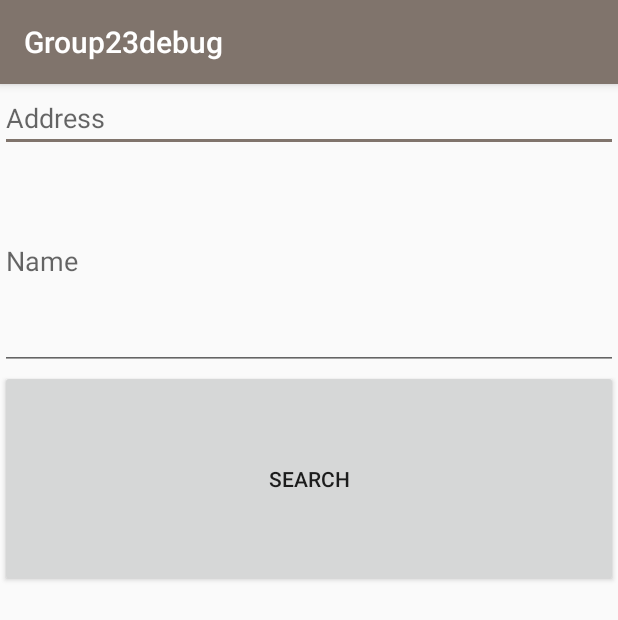
After one commit to Jeep2333/project-grp23, an Android app: the Search screen opened directly, with no data from a screen before it, on a phone screen of 412 x 824 dp. The commit adds this screen. Shown: the top 620 px of the screen. Run offline under Robolectric (Android 15) with nearby library versions, the light colour scheme and no system bars; our stand-ins replace Firebase (no records; nobody signed in at launch, a user with empty details on screens opened directly); libraries missing offline, so code that uses them is left out: com.firebase.ui; 4 statements that could not run were skipped.

Commit message:
add the java file and UI for the patient

```diff
--- a/project/app/src/main/AndroidManifest.xml
+++ b/project/app/src/main/AndroidManifest.xml
@@ -21,6 +21,7 @@
         <activity android:name=".viewclinicemp" />
         <activity android:name=".clinci" />
         <activity android:name=".welcom_staff" />
+        <activity android:name=".Search" />
         <activity android:name=".UpdateAndDeleteService" />
         <activity android:name=".AddServiceToListView" />
         <activity android:name=".AddService" />
--- /dev/null
+++ b/project/app/src/main/java/com/example/group23debug/Search.java
@@ -0,0 +1,118 @@
+package com.example.group23debug;
+import android.os.Bundle;
+import android.view.View;
+import android.widget.Button;
+import android.widget.EditText;
+import android.widget.ListView;
+import android.widget.TextView;
+import android.widget.Toast;
+
+import androidx.annotation.NonNull;
+import androidx.appcompat.app.AppCompatActivity;
+
+import com.firebase.ui.database.FirebaseListAdapter;
+import com.firebase.ui.database.FirebaseListOptions;
+import com.google.firebase.database.DataSnapshot;
+import com.google.firebase.database.DatabaseError;
+import com.google.firebase.database.DatabaseReference;
+import com.google.firebase.database.FirebaseDatabase;
+import com.google.firebase.database.Query;
+import com.google.firebase.database.ValueEventListener;
+
+import java.util.ArrayList;
+
+public class Search extends AppCompatActivity {
+    private EditText address;
+    private EditText Name;
+    private EditText month;
+    private EditText day;
+    private EditText hour;
+    private Button search;
+    private DatabaseReference mRef;
+    private DatabaseReference ref;
+    private ClinicInterface[] library;
+    private ListView list;
+    private FirebaseListAdapter adapter;
+    private ArrayList<SearchClinic> clist=new ArrayList<SearchClinic>();
+    private ArrayList<SearchClinic> slist=new ArrayList<SearchClinic>();
+    private String a,n;
+
+
+    protected void onCreate(Bundle savedInstanceState) {
+        super.onCreate(savedInstanceState);
+        setContentView(R.layout.activity_search_clinic);
+        address = findViewById(R.id.address);
+        Name = findViewById(R.id.Name);
+        search = findViewById(R.id.btnSearch);
+        list = findViewById(R.id.clist);
+        mRef = FirebaseDatabase.getInstance().getReference().child("Clinic");
+        ref = FirebaseDatabase.getInstance().getReference().child("Search");
+        a = address.getText().toString();
+        n = Name.getText().toString();
+        Query query = FirebaseDatabase.getInstance().getReference().child("Search");
+        FirebaseListOptions<SearchClinic> options = new FirebaseListOptions.Builder<SearchClinic>()
+                .setLayout(R.layout.singelclinicadm)
+                .setQuery(query,SearchClinic.class)
+                .build();
+        adapter = new FirebaseListAdapter(options) {
+            @Override
+            protected void populateView(@NonNull View v, @NonNull Object model, int position) {
+                TextView name = v.findViewById(R.id.clinicnameadm);
+                TextView phoneNumber = v.findViewById(R.id.clinicphonenumberadm);
+                TextView address = v.findViewById(R.id.clinicaddressadm);
+
+                SearchClinic Cli = (SearchClinic) model;
+                name.setText("Name of Clinic: "+ Cli.getClinicName());
+                phoneNumber.setText("Phone#: " + Cli.getPhoneNumber());
+                address.setText("Address: " + Cli.getAddress());
+            }
+        };
+        list.setAdapter(adapter);
+    }
+
+    public void search(View V){
+        slist.clear();
+        ref.setValue(clist);
+        if (!address.getText().toString().equals(a)){
+            for (int i=0;i<clist.size();i++){
+                if (address.getText().toString().equals(clist.get(i).getAddress())){
+                    slist.add(clist.get(i));
+                }
+            }
+            ref.removeValue();
+            ref.setValue(slist);
+        }
+        if (!Name.getText().toString().equals(n)){
+            for (int i=0;i<clist.size();i++){
+                if (Name.getText().toString().equals(clist.get(i).getClinicName())){
+                    slist.add(clist.get(i));
+                }
+            }
+            ref.removeValue();
+            ref.setValue(slist);
+        }
+
+    }
+    protected void onStart(){
+        super.onStart();
+        adapter.startListening();
+        mRef.addValueEventListener(new ValueEventListener() {
+            @Override
+            public void onDataChange(@NonNull DataSnapshot dataSnapshot) {
+                for(DataSnapshot ds : dataSnapshot.getChildren()){
+                    clist.add(ds.getValue(SearchClinic.class));
+                }
+                ref.setValue(clist);
+            }
+
+            @Override
+            public void onCancelled(@NonNull DatabaseError databaseError) {
+            }
+        });
+    }
+    protected  void onStop(){
+        super.onStop();
+        adapter.stopListening();
+    }
+
+}
--- a/project/app/src/main/java/com/example/group23debug/welcomenor.java
+++ b/project/app/src/main/java/com/example/group23debug/welcomenor.java
@@ -79,5 +79,7 @@ public class welcomenor extends AppCompatActivity {
                     });
         }
     }
-
+    public void search(View v){
+        startActivity(new Intent(this, Search.class));
+    }
 }
--- /dev/null
+++ b/project/app/src/main/res/layout/activity_search_clinic.xml
@@ -0,0 +1,50 @@
+<?xml version="1.0" encoding="utf-8"?>
+<LinearLayout xmlns:android="http://schemas.android.com/apk/res/android"
+    xmlns:tools="http://schemas.android.com/tools"
+    android:id="@+id/Search"
+    android:layout_width="match_parent"
+    android:layout_height="wrap_content"
+    android:orientation="vertical">
+
+    <EditText
+        android:id="@+id/address"
+        android:layout_width="match_parent"
+        android:layout_height="wrap_content"
+        android:ems="10"
+        android:hint="Address"
+        android:inputType="textPersonName" />
+
+    <LinearLayout
+        android:layout_width="match_parent"
+        android:layout_height="290dp"
+        android:layout_weight="1"
+        android:orientation="vertical">
+
+        <EditText
+            android:id="@+id/Name"
+            android:layout_width="match_parent"
+            android:layout_height="match_parent"
+            android:layout_weight="1"
+            android:ems="10"
+            android:hint="Name"
+            android:inputType="textPersonName" />
+
+        <Button
+            android:id="@+id/btnSearch"
+            android:layout_width="match_parent"
+            android:layout_height="match_parent"
+            android:layout_weight="1"
+            android:onClick="search"
+            android:text="Search" />
+
+    </LinearLayout>
+
+    <ListView
+        android:id="@+id/clist"
+        android:layout_width="match_parent"
+        android:layout_height="match_parent"
+        android:layout_weight="1">
+
+    </ListView>
+
+</LinearLayout>
```
Also changed, not shown: project/app/src/main/java/com/example/group23debug/SearchClinic.java (added, +42 -0 lines), project/app/src/main/res/layout/activity_welcomenor.xml (+13 -0 lines), project/gradle/wrapper/gradle-wrapper.properties, 8 other files.
